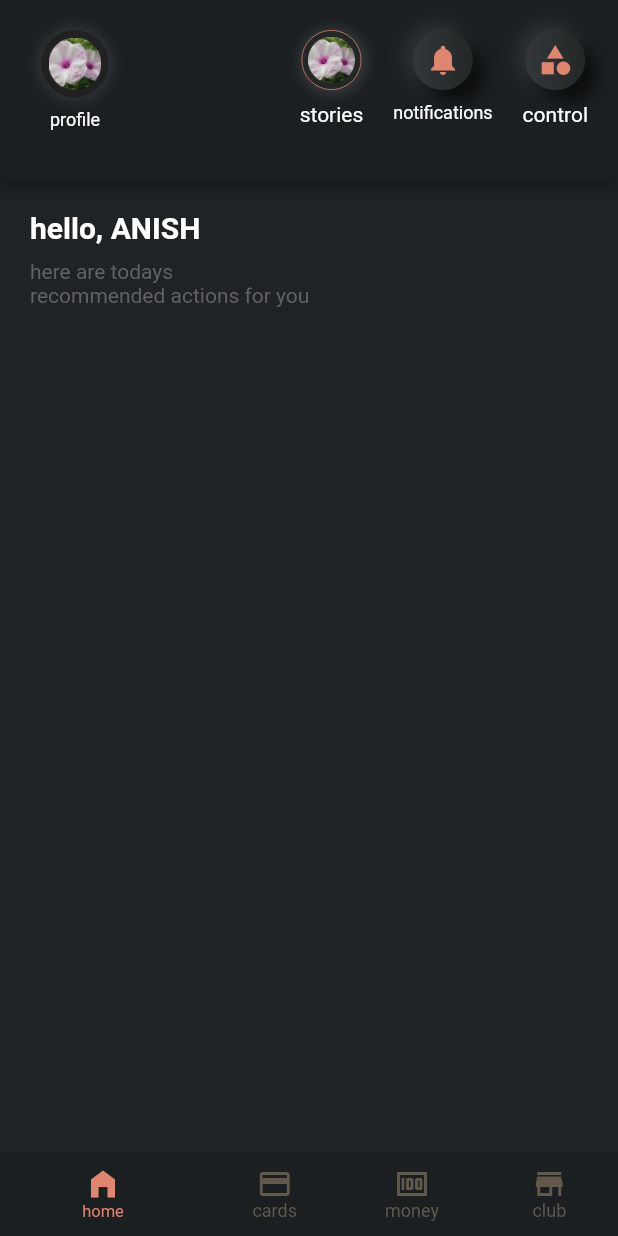
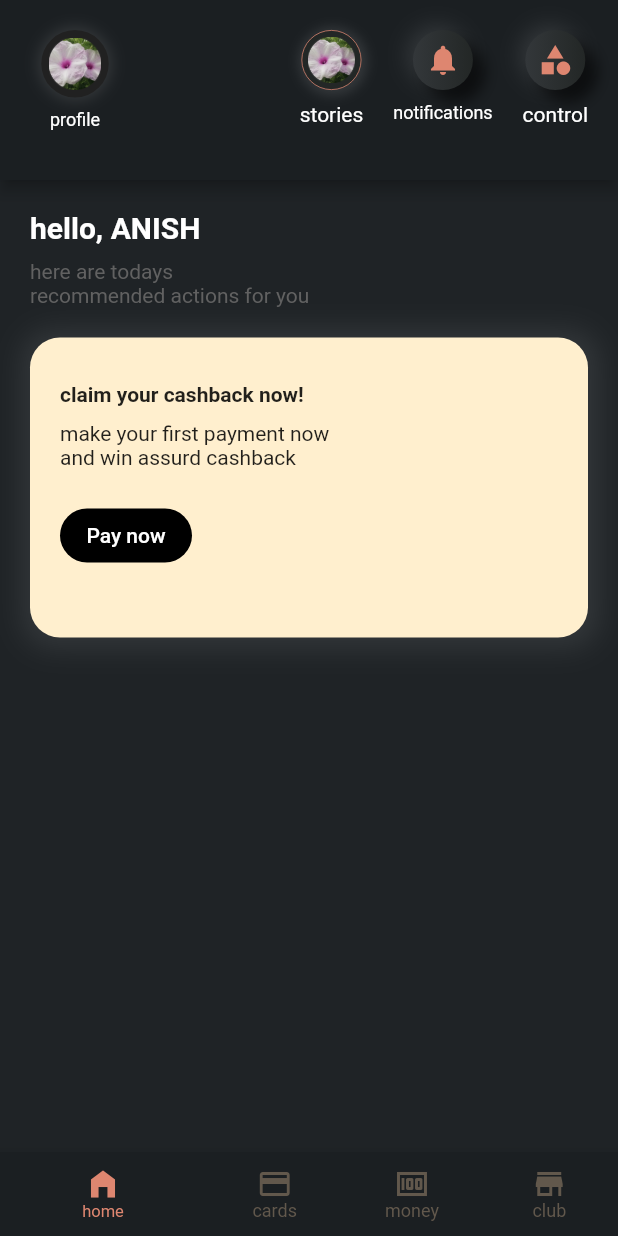
Before and after one commit to anishgadr/credapp_clone, a Flutter app: the screen it shows after launch, on a phone screen of 412 x 824 dp. Run offline on Flutter 3.47's test engine with Material 2 defaults, Android fonts, the light colour scheme and no system bars.

Commit message:
update body part

```diff
--- a/lib/main.dart
+++ b/lib/main.dart
@@ -151,6 +151,49 @@ class HomePage extends StatelessWidget {
               Text(
                 'here are todays\nrecommended actions for you',
                 style: TextStyle(color: Colors.grey[700]),
+              ),
+              SizedBox(
+                height: 20,
+              ),
+              Container(
+                padding: EdgeInsets.symmetric(vertical: 30, horizontal: 20),
+                width: double.infinity,
+                height: 200,
+                decoration: BoxDecoration(
+                    color: Color(0xFFffefce),
+                    borderRadius: BorderRadius.circular(20),
+                    boxShadow: [
+                      BoxShadow(
+                          color: shadowColor,
+                          offset: Offset(1.0, 1.0),
+                          blurRadius: 16.0,
+                          spreadRadius: 6)
+                    ]),
+                child: Column(
+                  mainAxisAlignment: MainAxisAlignment.start,
+                  crossAxisAlignment: CrossAxisAlignment.start,
+                  children: [
+                    Text(
+                      'claim your cashback now!',
+                      style: TextStyle(fontWeight: FontWeight.bold),
+                    ),
+                    SizedBox(
+                      height: 10,
+                    ),
+                    Text(
+                        'make your first payment now\nand win assurd cashback'),
+                    SizedBox(
+                      height: 20,
+                    ),
+                    FlatButton(
+                      shape: StadiumBorder(),
+                      textColor: Colors.white,
+                      color: Colors.black,
+                      child: Text('Pay now'),
+                      onPressed: () {},
+                    )
+                  ],
+                ),
               )
             ],
           ),
```
